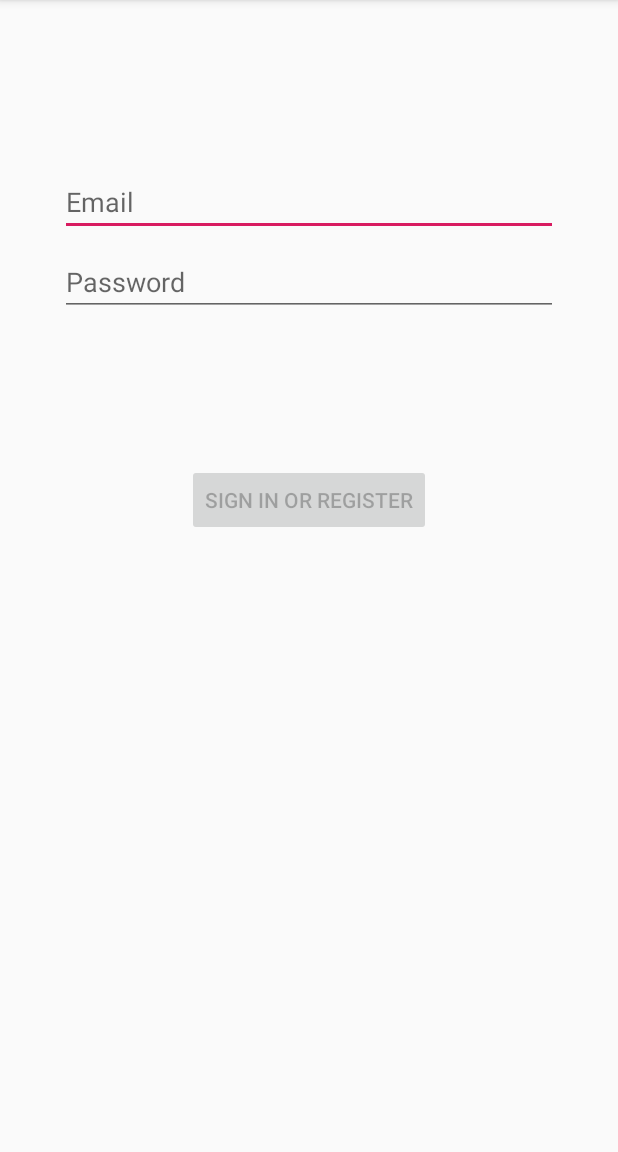
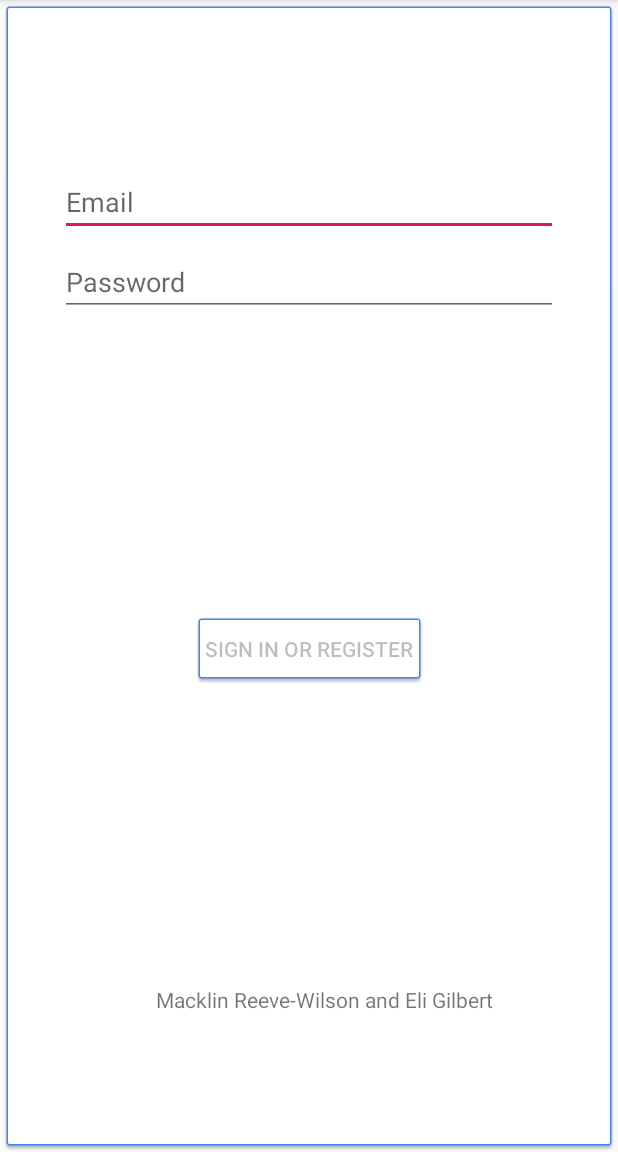
Before and after one commit to macklinhrw/ClassApp, an Android app: the screen it shows after launch (LoginActivity), on a phone screen of 412 x 824 dp, the part 84-1236 px from its top. Run offline under Robolectric (Android 15) with nearby library versions, the phone set to English and light mode, and no system bars.

Commit message:
General Update

```diff
--- a/app/build.gradle
+++ b/app/build.gradle
@@ -1,4 +1,5 @@
 apply plugin: 'com.android.application'
+apply plugin: 'com.google.gms.google-services'
 
 android {
     compileSdkVersion 29
@@ -26,6 +27,7 @@ dependencies {
     implementation 'androidx.annotation:annotation:1.1.0'
     implementation 'androidx.constraintlayout:constraintlayout:1.1.3'
     implementation 'androidx.lifecycle:lifecycle-extensions:2.0.0'
+    implementation 'com.google.firebase:firebase-messaging:17.3.4'
     testImplementation 'junit:junit:4.12'
     androidTestImplementation 'androidx.test:runner:1.2.0'
     androidTestImplementation 'androidx.test.espresso:espresso-core:3.2.0'
--- a/app/src/main/res/layout/activity_login.xml
+++ b/app/src/main/res/layout/activity_login.xml
@@ -5,6 +5,7 @@
     android:id="@+id/container"
     android:layout_width="match_parent"
     android:layout_height="match_parent"
+    android:background="@drawable/common_google_signin_btn_icon_dark_normal_background"
     android:paddingLeft="@dimen/activity_horizontal_margin"
     android:paddingTop="@dimen/activity_vertical_margin"
     android:paddingRight="@dimen/activity_horizontal_margin"
@@ -19,6 +20,7 @@
         android:layout_marginTop="96dp"
         android:layout_marginEnd="24dp"
 
+        android:autofillHints=""
         android:hint="@string/prompt_email"
         android:inputType="textEmailAddress"
         android:selectAllOnFocus="true"
@@ -34,6 +36,7 @@
         android:layout_marginTop="8dp"
         android:layout_marginEnd="24dp"
 
+        android:autofillHints=""
         android:hint="@string/prompt_password"
         android:imeActionLabel="@string/action_sign_in_short"
         android:imeOptions="actionDone"
@@ -48,17 +51,17 @@
         android:layout_width="wrap_content"
         android:layout_height="wrap_content"
         android:layout_gravity="start"
-        android:layout_marginStart="48dp"
-        android:layout_marginTop="16dp"
-        android:layout_marginEnd="48dp"
-        android:layout_marginBottom="64dp"
+        android:layout_marginStart="16dp"
+        android:layout_marginLeft="16dp"
+        android:layout_marginEnd="16dp"
+        android:layout_marginRight="16dp"
+        android:layout_marginBottom="200dp"
+        android:background="@drawable/common_google_signin_btn_icon_dark_normal_background"
         android:enabled="false"
         android:text="@string/action_sign_in"
-        app:layout_constraintBottom_toBottomOf="parent"
+        app:layout_constraintBottom_toTopOf="@+id/textView"
         app:layout_constraintEnd_toEndOf="parent"
-        app:layout_constraintStart_toStartOf="parent"
-        app:layout_constraintTop_toBottomOf="@+id/password"
-        app:layout_constraintVertical_bias="0.2" />
+        app:layout_constraintStart_toStartOf="parent" />
 
     <ProgressBar
         android:id="@+id/loading"
@@ -75,4 +78,19 @@
         app:layout_constraintStart_toStartOf="@+id/password"
         app:layout_constraintTop_toTopOf="parent"
         app:layout_constraintVertical_bias="0.3" />
+
+    <TextView
+        android:id="@+id/textView"
+        android:layout_width="wrap_content"
+        android:layout_height="39dp"
+        android:layout_marginStart="80dp"
+        android:layout_marginLeft="80dp"
+        android:layout_marginEnd="8dp"
+        android:layout_marginRight="8dp"
+        android:layout_marginBottom="56dp"
+        android:text="@string/credits_short"
+        app:layout_constraintBottom_toBottomOf="parent"
+        app:layout_constraintEnd_toEndOf="parent"
+        app:layout_constraintHorizontal_bias="0.117"
+        app:layout_constraintStart_toStartOf="parent" />
 </androidx.constraintlayout.widget.ConstraintLayout>
--- a/app/src/main/res/values/strings.xml
+++ b/app/src/main/res/values/strings.xml
@@ -9,4 +9,5 @@
     <string name="invalid_username">Not a valid username</string>
     <string name="invalid_password">Password must be >5 characters</string>
     <string name="login_failed">"Login failed"</string>
+    <string name="credits_short">Macklin Reeve-Wilson and Eli Gilbert</string>
 </resources>
--- a/build.gradle
+++ b/build.gradle
@@ -8,6 +8,7 @@ buildscript {
     }
     dependencies {
         classpath 'com.android.tools.build:gradle:3.4.1'
+        classpath 'com.google.gms:google-services:4.2.0'
 
         // NOTE: Do not place your application dependencies here; they belong
         // in the individual module build.gradle files
```
Also changed, not shown: app/src/main/AndroidManifest.xml (+9 -1 lines), app/src/main/java/com/example/classapp/MessagingService.java (added, +45 -0 lines), app/src/main/java/com/example/classapp/data/LoginDataSource.java (+8 -1 lines).
